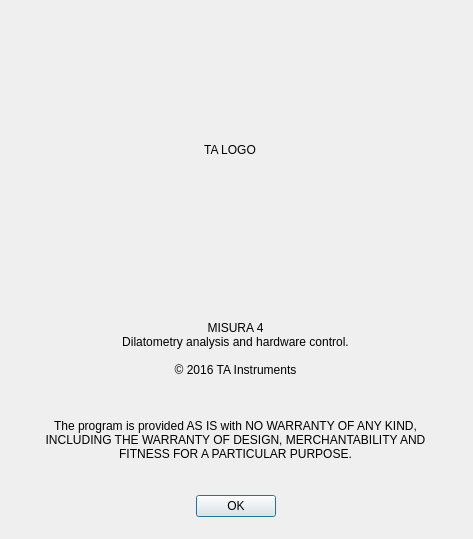
tainstr/misura.client, file misura/client/ui/about_misura.ui: the form before one commit.
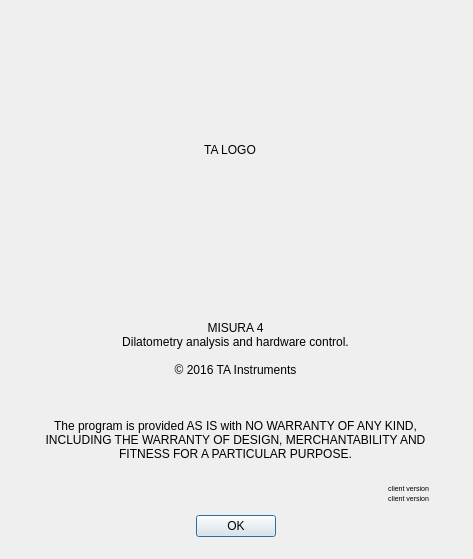
The form after the commit.

Commit message:
Add versions in client's about dialog
ESS-1061

What changed in the file:
```diff
--- a/misura/client/ui/about_misura.ui
+++ b/misura/client/ui/about_misura.ui
@@ -7,7 +7,7 @@
     <x>0</x>
     <y>0</y>
     <width>473</width>
-    <height>539</height>
+    <height>559</height>
    </rect>
   </property>
   <property name="windowTitle">
@@ -17,7 +17,7 @@
    <property name="geometry">
     <rect>
      <x>20</x>
-     <y>490</y>
+     <y>510</y>
      <width>431</width>
      <height>32</height>
     </rect>
@@ -77,6 +77,48 @@
     <bool>true</bool>
    </property>
   </widget>
+  <widget class="QLabel" name="label_client_version">
+   <property name="geometry">
+    <rect>
+     <x>328</x>
+     <y>480</y>
+     <width>101</width>
+     <height>16</height>
+    </rect>
+   </property>
+   <property name="font">
+    <font>
+     <pointsize>5</pointsize>
+    </font>
+   </property>
+   <property name="text">
+    <string>client version</string>
+   </property>
+   <property name="alignment">
+    <set>Qt::AlignRight|Qt::AlignTrailing|Qt::AlignVCenter</set>
+   </property>
+  </widget>
+  <widget class="QLabel" name="label_canon_version">
+   <property name="geometry">
+    <rect>
+     <x>328</x>
+     <y>490</y>
+     <width>101</width>
+     <height>16</height>
+    </rect>
+   </property>
+   <property name="font">
+    <font>
+     <pointsize>5</pointsize>
+    </font>
+   </property>
+   <property name="text">
+    <string>client version</string>
+   </property>
+   <property name="alignment">
+    <set>Qt::AlignRight|Qt::AlignTrailing|Qt::AlignVCenter</set>
+   </property>
+  </widget>
  </widget>
  <resources/>
  <connections>
```
The commit also changes 1 other file.
